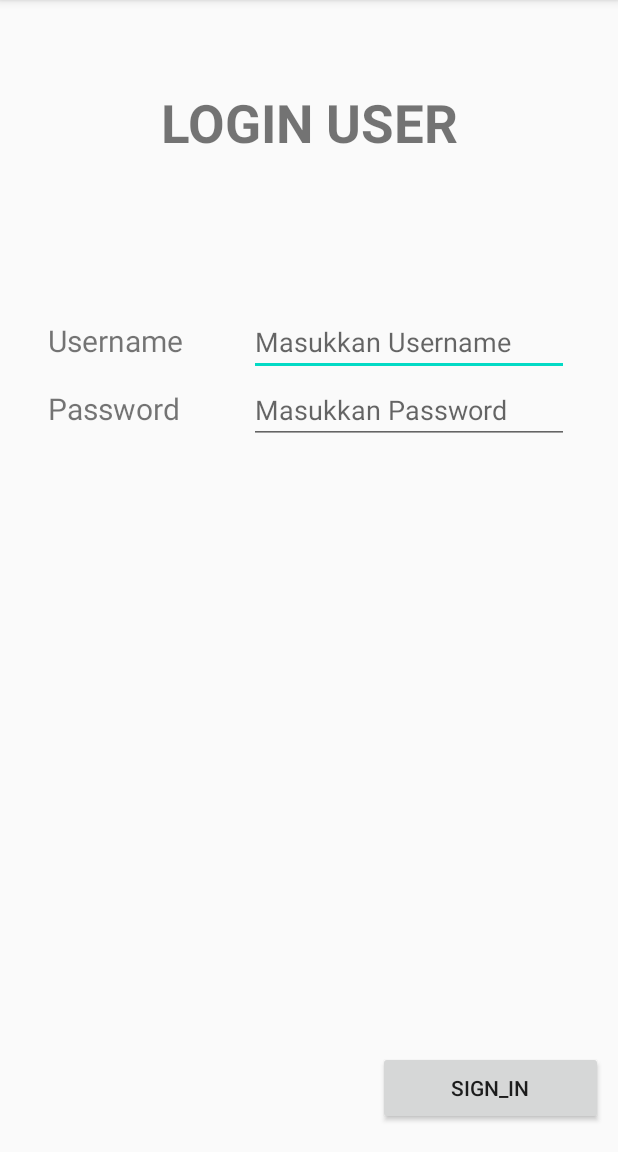
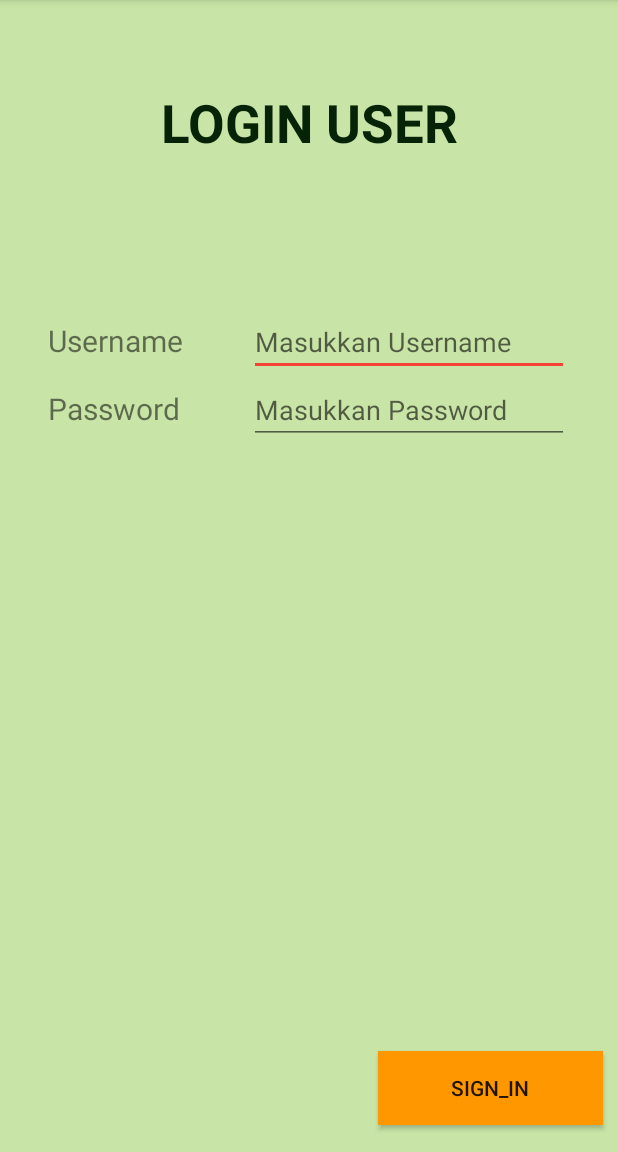
Before and after one commit to nurfajarismail/Exercise-Menu, an Android app: the screen it shows after launch (MainActivity), on a phone screen of 412 x 824 dp, the part 84-1236 px from its top. Run offline under Robolectric (Android 15) with nearby library versions, the phone set to English and light mode, and no system bars.

```diff
--- a/app/src/main/AndroidManifest.xml
+++ b/app/src/main/AndroidManifest.xml
@@ -16,6 +16,7 @@
                 <category android:name="android.intent.category.LAUNCHER" />
             </intent-filter>
         </activity>
+        <activity android:name=".main2" android:parentActivityName=".MainActivity"></activity>
 
     </application>
 
--- a/app/src/main/java/com/example/exercise_menu/MainActivity.java
+++ b/app/src/main/java/com/example/exercise_menu/MainActivity.java
@@ -2,6 +2,7 @@ package com.example.exercise_menu;
 
 import androidx.appcompat.app.AppCompatActivity;
 
+import android.content.Intent;
 import android.os.Bundle;
 import android.view.View;
 import android.widget.Button;
@@ -26,6 +27,7 @@ public class MainActivity extends AppCompatActivity {
             public void onClick(View v) {
                 if(nama.getText().toString().equals("admin") &&
                 sandi.getText().toString().equals("123")){
+                    startActivity(new Intent(MainActivity.this, main2.class));
                     Toast.makeText(getApplicationContext(),"bisa sign in",Toast.LENGTH_SHORT).show();
                 }else{
                     Toast.makeText(getApplicationContext(),"Password Salah",Toast.LENGTH_SHORT).show();
--- a/app/src/main/res/layout/activity_main.xml
+++ b/app/src/main/res/layout/activity_main.xml
@@ -4,6 +4,7 @@
     xmlns:tools="http://schemas.android.com/tools"
     android:layout_width="match_parent"
     android:layout_height="match_parent"
+    android:background="@color/colorhijaup"
     tools:context=".MainActivity">
 
     <LinearLayout
@@ -26,6 +27,7 @@
             android:layout_marginTop="50dp"
             android:text="@string/judul"
             android:textAlignment="center"
+          android:textColor="@color/colorhh"
 
             android:textSize="35dp"
             android:textStyle="bold"/>
@@ -52,8 +54,12 @@
                     android:layout_width="match_parent"
                     android:layout_height="wrap_content"
                     android:ems="10"
+
                     android:hint="@string/mk_user"
                     android:inputType="textPersonName"
+
+
+
 
                     />
 
@@ -96,6 +102,7 @@
                 android:layout_gravity="end"
                 android:layout_marginRight="10dp"
                 android:layout_marginBottom="10dp"
+                android:background="@color/colorkuning"
 
                 android:text="@string/sign"/>
         </LinearLayout>
--- a/app/src/main/res/values/colors.xml
+++ b/app/src/main/res/values/colors.xml
@@ -2,7 +2,8 @@
 <resources>
     <color name="colorPrimary">#6200EE</color>
     <color name="colorPrimaryDark">#3700B3</color>
-    <color name="colorAccent">#03DAC5</color>
+    <color name="colorAccent">#F44336</color>
     <color name="colorkuning">#FF9800</color>
     <color name="colorhijaup">#C8E4A6</color>
+    <color name="colorhh">#062207</color>
 </resources>
```
Also changed, not shown: app/src/main/java/com/example/exercise_menu/main2.java (added, +64 -0 lines), app/src/main/res/layout/main2.xml (+7 -1 lines).
